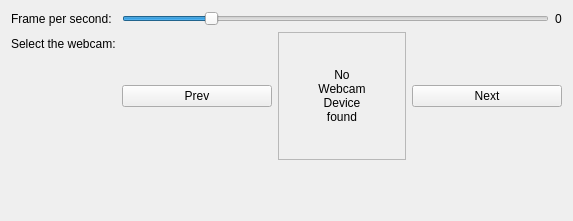
Old version of the form simonlib/simonvision/config/simonwebcamconfiguration.ui in the repository KDE/simon.
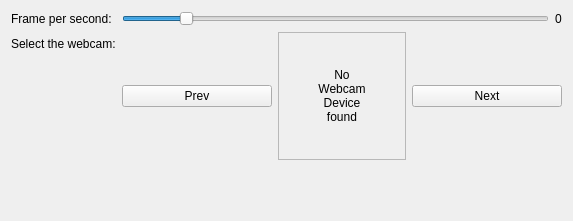
New version of the form.

Commit message: Less power hungry defaults (5 fps)

The edit to the form file:
```diff
--- a/simonlib/simonvision/config/simonwebcamconfiguration.ui
+++ b/simonlib/simonvision/config/simonwebcamconfiguration.ui
@@ -32,16 +32,16 @@
         <bool>false</bool>
        </property>
        <property name="minimum">
-        <number>5</number>
+        <number>1</number>
        </property>
        <property name="maximum">
         <number>30</number>
        </property>
        <property name="value">
-        <number>10</number>
+        <number>5</number>
        </property>
        <property name="sliderPosition">
-        <number>10</number>
+        <number>5</number>
        </property>
        <property name="tracking">
         <bool>true</bool>
```
The commit also changes 1 other file.
